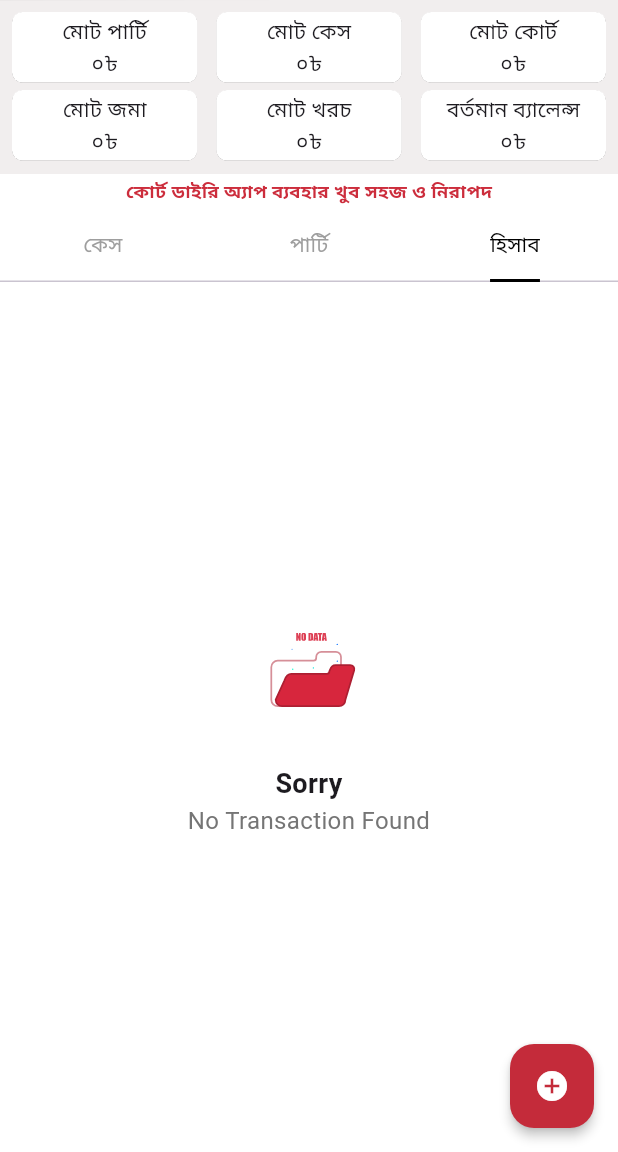
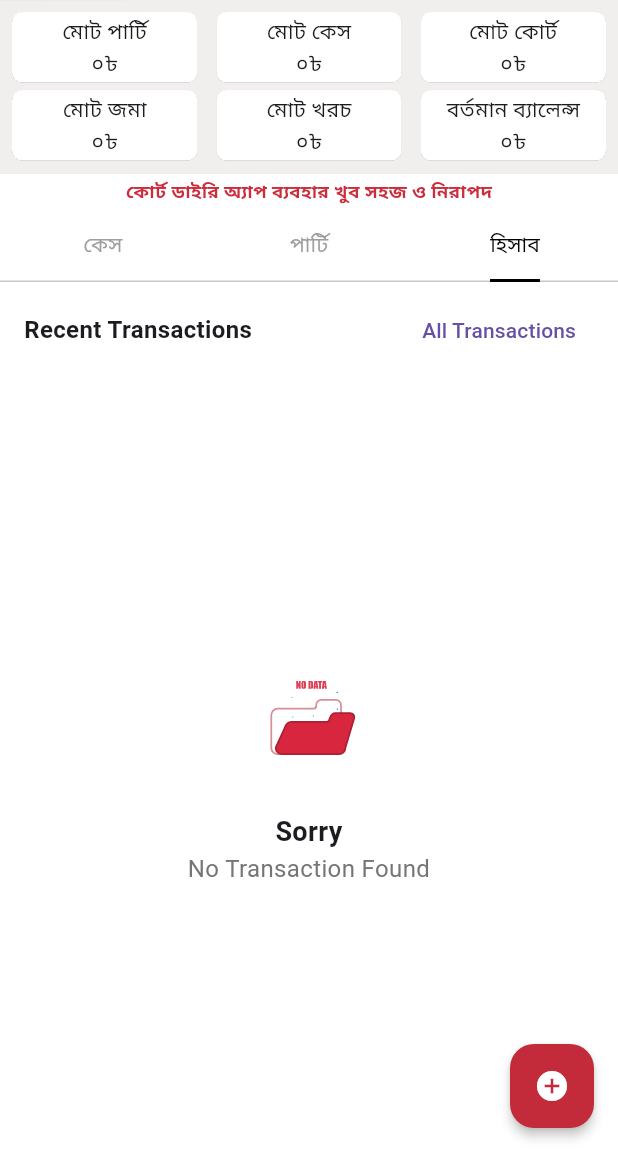
Before and after one commit to mahbubhswe/court-dairy, a Flutter app: the screen it shows once a user with an empty profile is signed in, tab 3 chosen, on a phone screen of 412 x 824 dp, the part 84-1236 px from its top. Run offline on Flutter 3.47's test engine with Material 3 defaults, Android fonts, the light colour scheme and no system bars; drawn by our look-alikes of animated_text_kit; our stand-ins replace animated_splash_screen, auth_buttons, cached_network_image, cloud_firestore, cloud_functions, dio and 16 more; missing offline and left inert: android_intent_plus, flutter_bkash, in_app_update; accounts and stored records are empty.

Commit message:
feat: improve transaction listing

```diff
--- a/lib/modules/accounts/screens/accounts_screen.dart
+++ b/lib/modules/accounts/screens/accounts_screen.dart
@@ -1,7 +1,12 @@
 import 'package:courtdiary/widgets/data_not_found.dart';
 import 'package:flutter/material.dart';
 import 'package:get/get.dart';
+
+import '../../../services/app_firebase.dart';
 import '../controllers/transaction_controller.dart';
+import '../services/transaction_service.dart';
+import '../widgets/transaction_tile.dart';
+import 'all_transactions_screen.dart';
 import 'edit_transaction_screen.dart';
 
 class AccountsScreen extends StatelessWidget {
@@ -14,22 +19,53 @@ class AccountsScreen extends StatelessWidget {
       if (controller.isLoading.value) {
         return const Center(child: CircularProgressIndicator());
       }
-      if (controller.transactions.isEmpty) {
-        return const DataNotFound(
-            title: "Sorry", subtitle: 'No Transaction Found');
-      }
-      return ListView.builder(
-        itemCount: controller.transactions.length,
-        itemBuilder: (context, index) {
-          final transaction = controller.transactions[index];
-          return ListTile(
-            title: Text('${transaction.type} - ${transaction.amount}'),
-            subtitle: Text(transaction.paymentMethod),
-            onTap: () {
-              Get.to(() => EditTransactionScreen(transaction: transaction));
-            },
-          );
-        },
+      return Column(
+        children: [
+          Padding(
+            padding: const EdgeInsets.symmetric(horizontal: 16, vertical: 8),
+            child: Row(
+              mainAxisAlignment: MainAxisAlignment.spaceBetween,
+              children: [
+                const Text('Recent Transactions',
+                    style:
+                        TextStyle(fontSize: 16, fontWeight: FontWeight.bold)),
+                TextButton(
+                  onPressed: () {
+                    Get.to(() => AllTransactionsScreen());
+                  },
+                  child: const Text('All Transactions'),
+                ),
+              ],
+            ),
+          ),
+          Expanded(
+            child: controller.transactions.isEmpty
+                ? const DataNotFound(
+                    title: 'Sorry', subtitle: 'No Transaction Found')
+                : ListView.builder(
+                    itemCount: controller.transactions.length > 10
+                        ? 10
+                        : controller.transactions.length,
+                    itemBuilder: (context, index) {
+                      final transaction = controller.transactions[index];
+                      return TransactionTile(
+                        transaction: transaction,
+                        onEdit: () {
+                          Get.to(() =>
+                              EditTransactionScreen(transaction: transaction));
+                        },
+                        onDelete: () async {
+                          final user = AppFirebase().currentUser;
+                          if (user != null && transaction.docId != null) {
+                            await TransactionService.deleteTransaction(
+                                transaction.docId!, user.uid);
+                          }
+                        },
+                      );
+                    },
+                  ),
+          ),
+        ],
       );
     });
   }
```
Also changed, not shown: lib/modules/accounts/screens/all_transactions_screen.dart (added, +119 -0 lines), lib/modules/accounts/services/transaction_service.dart (+9 -0 lines), lib/modules/accounts/widgets/transaction_tile.dart (added, +61 -0 lines).
